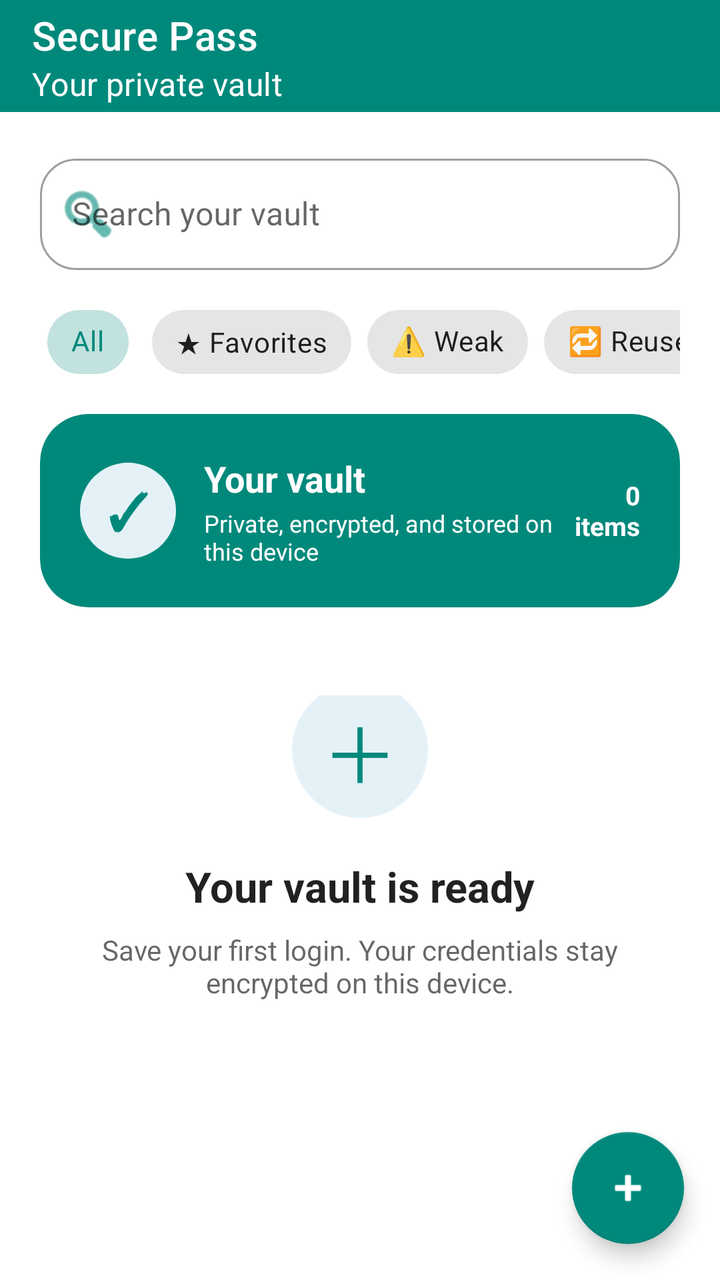
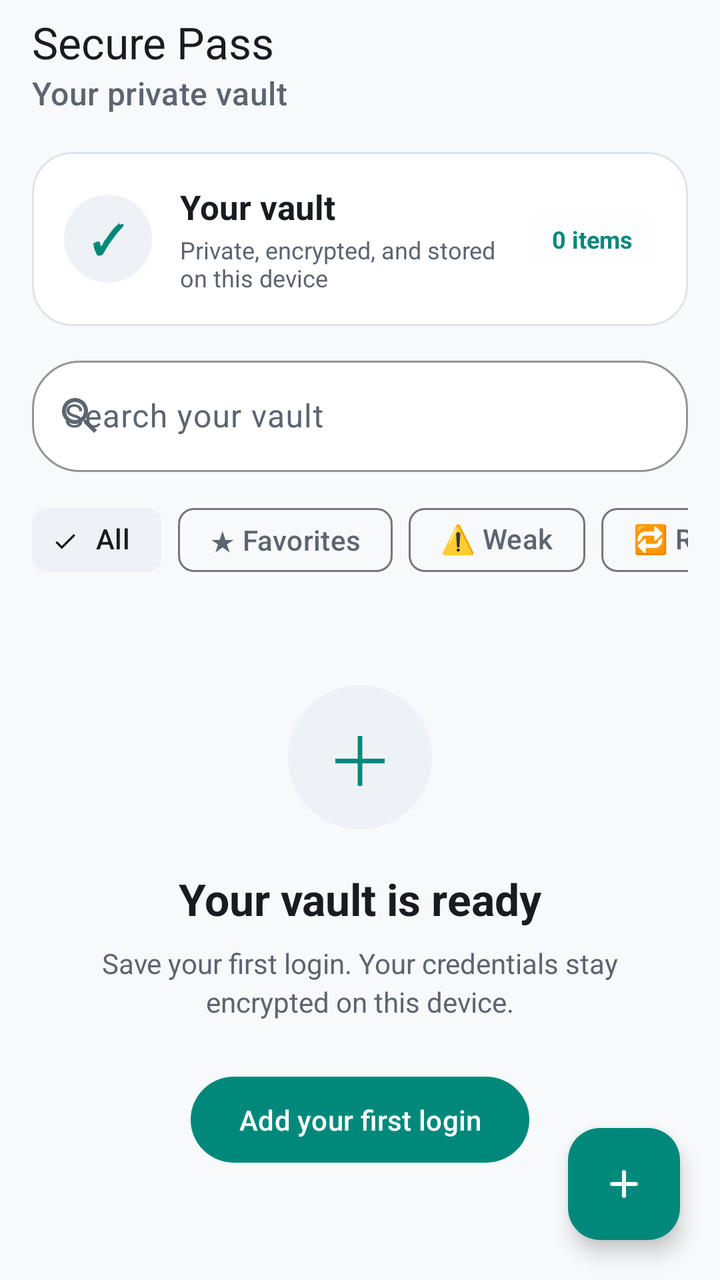

The first picture is an Android layout as it rendered before a commit; the second is the same layout after the commit. The layout source and the unified diff follow.
<!-- AndroidManifest.xml: application theme Theme.SecurePass -->
<!-- res/layout/activity_vault.xml -->
<?xml version="1.0" encoding="utf-8"?>
<LinearLayout xmlns:android="http://schemas.android.com/apk/res/android"
    xmlns:app="http://schemas.android.com/apk/res-auto"
    android:layout_width="match_parent"
    android:layout_height="match_parent"
    android:orientation="vertical"
    android:fitsSystemWindows="true">

    <com.google.android.material.appbar.MaterialToolbar
        android:id="@+id/toolbar"
        android:layout_width="match_parent"
        android:layout_height="?attr/actionBarSize"
        android:background="?attr/colorPrimary"
        app:titleTextColor="?attr/colorOnPrimary"
        app:title="Secure Pass"
        app:subtitle="Your private vault"
        app:subtitleTextColor="?attr/colorOnPrimary" />

    <com.google.android.material.textfield.TextInputLayout
        android:id="@+id/tilSearch"
        style="@style/Widget.MaterialComponents.TextInputLayout.OutlinedBox"
        android:layout_width="match_parent"
        android:layout_height="wrap_content"
        android:layout_marginStart="20dp"
        android:layout_marginTop="18dp"
        android:layout_marginEnd="20dp"
        android:layout_marginBottom="12dp"
        android:hint="Search your vault"
        app:boxCornerRadiusBottomEnd="18dp"
        app:boxCornerRadiusBottomStart="18dp"
        app:boxCornerRadiusTopEnd="18dp"
        app:boxCornerRadiusTopStart="18dp"
        app:startIconDrawable="@android:drawable/ic_menu_search"
        app:startIconTint="?attr/colorPrimary"
        app:endIconMode="clear_text">

        <com.google.android.material.textfield.TextInputEditText
            android:id="@+id/etSearch"
            android:layout_width="match_parent"
            android:layout_height="wrap_content"
            android:inputType="text"
            android:singleLine="true" />
    </com.google.android.material.textfield.TextInputLayout>

    <HorizontalScrollView
        android:id="@+id/scrollFilters"
        android:layout_width="match_parent"
        android:layout_height="wrap_content"
        android:layout_marginStart="20dp"
        android:layout_marginEnd="20dp"
        android:layout_marginBottom="12dp"
        android:scrollbars="none">

        <com.google.android.material.chip.ChipGroup
            android:id="@+id/chipGroupFilter"
            android:layout_width="wrap_content"
            android:layout_height="wrap_content"
            app:singleLine="true"
            app:singleSelection="true">

            <com.google.android.material.chip.Chip
                android:id="@+id/chipAll"
                style="@style/Widget.MaterialComponents.Chip.Choice"
                android:layout_width="wrap_content"
                android:layout_height="wrap_content"
                android:checked="true"
                android:text="@string/filter_all" />

            <com.google.android.material.chip.Chip
                android:id="@+id/chipFavorites"
                style="@style/Widget.MaterialComponents.Chip.Choice"
                android:layout_width="wrap_content"
                android:layout_height="wrap_content"
                android:text="@string/filter_favorites" />

            <com.google.android.material.chip.Chip
                android:id="@+id/chipWeak"
                style="@style/Widget.MaterialComponents.Chip.Choice"
                android:layout_width="wrap_content"
                android:layout_height="wrap_content"
                android:text="@string/filter_weak" />

            <com.google.android.material.chip.Chip
                android:id="@+id/chipReused"
                style="@style/Widget.MaterialComponents.Chip.Choice"
                android:layout_width="wrap_content"
                android:layout_height="wrap_content"
                android:text="@string/filter_reused" />

            <com.google.android.material.chip.Chip
                android:id="@+id/chipTotp"
                style="@style/Widget.MaterialComponents.Chip.Choice"
                android:layout_width="wrap_content"
                android:layout_height="wrap_content"
                android:text="@string/filter_totp" />
        </com.google.android.material.chip.ChipGroup>
    </HorizontalScrollView>

    <com.google.android.material.card.MaterialCardView
        android:layout_width="match_parent"
        android:layout_height="wrap_content"
        android:layout_marginStart="20dp"
        android:layout_marginEnd="20dp"
        android:layout_marginBottom="12dp"
        app:cardBackgroundColor="?attr/colorPrimary"
        app:cardCornerRadius="24dp"
        app:cardElevation="0dp">

        <LinearLayout
            android:layout_width="match_parent"
            android:layout_height="wrap_content"
            android:gravity="center_vertical"
            android:orientation="horizontal"
            android:padding="20dp">

            <TextView
                android:layout_width="48dp"
                android:layout_height="48dp"
                android:background="@drawable/vault_badge_background"
                android:gravity="center"
                android:text="✓"
                android:textColor="?attr/colorPrimary"
                android:textSize="25sp"
                android:textStyle="bold" />

            <LinearLayout
                android:layout_width="0dp"
                android:layout_height="wrap_content"
                android:layout_marginStart="14dp"
                android:layout_weight="1"
                android:orientation="vertical">

                <TextView
                    android:layout_width="wrap_content"
                    android:layout_height="wrap_content"
                    android:text="Your vault"
                    android:textColor="?attr/colorOnPrimary"
                    android:textSize="18sp"
                    android:textStyle="bold" />

                <TextView
                    android:layout_width="wrap_content"
                    android:layout_height="wrap_content"
                    android:layout_marginTop="2dp"
                    android:text="Private, encrypted, and stored on this device"
                    android:textColor="?attr/colorOnPrimary"
                    android:textSize="12sp" />
            </LinearLayout>

            <TextView
                android:id="@+id/tvVaultCount"
                android:layout_width="wrap_content"
                android:layout_height="wrap_content"
                android:gravity="end"
                android:text="0\nitems"
                android:textColor="?attr/colorOnPrimary"
                android:textSize="13sp"
                android:textStyle="bold" />
        </LinearLayout>
    </com.google.android.material.card.MaterialCardView>

    <LinearLayout
        android:id="@+id/layoutEmpty"
        android:layout_width="match_parent"
        android:layout_height="0dp"
        android:layout_weight="1"
        android:gravity="center"
        android:orientation="vertical"
        android:padding="32dp"
        android:visibility="visible">

        <TextView
            android:layout_width="68dp"
            android:layout_height="68dp"
            android:background="@drawable/vault_badge_background"
            android:gravity="center"
            android:text="＋"
            android:textColor="?attr/colorPrimary"
            android:textSize="38sp" />

        <TextView
            android:layout_width="wrap_content"
            android:layout_height="wrap_content"
            android:layout_marginTop="20dp"
            android:text="Your vault is ready"
            android:textColor="?android:attr/textColorPrimary"
            android:textSize="21sp"
            android:textStyle="bold" />

        <TextView
            android:layout_width="match_parent"
            android:layout_height="wrap_content"
            android:layout_marginTop="8dp"
            android:gravity="center"
            android:text="Save your first login. Your credentials stay encrypted on this device."
            android:textColor="?android:attr/textColorSecondary"
            android:textSize="14sp" />

        <com.google.android.material.button.MaterialButton
            android:id="@+id/btnAddFirst"
            android:layout_width="wrap_content"
            android:layout_height="wrap_content"
            android:layout_marginTop="22dp"
            android:text="Add your first login"
            android:textAllCaps="false"
            app:cornerRadius="16dp" />
    </LinearLayout>

    <androidx.recyclerview.widget.RecyclerView
        android:id="@+id/recyclerViewVault"
        android:layout_width="match_parent"
        android:layout_height="0dp"
        android:layout_weight="1"
        android:clipToPadding="false"
        android:paddingStart="16dp"
        android:paddingTop="4dp"
        android:paddingEnd="16dp"
        android:paddingBottom="88dp"
        android:visibility="gone" />

    <com.google.android.material.floatingactionbutton.FloatingActionButton
        android:id="@+id/fabAdd"
        android:layout_width="wrap_content"
        android:layout_height="wrap_content"
        android:layout_gravity="end|bottom"
        android:layout_margin="18dp"
        android:contentDescription="Add password"
        android:src="@android:drawable/ic_input_add"
        app:backgroundTint="?attr/colorPrimary"
        app:tint="?attr/colorOnPrimary" />
</LinearLayout>
<!-- resources referenced by this layout -->
<resources>
  <!-- drawable vault_badge_background (drawable) -->
  <?xml version="1.0" encoding="utf-8"?>
  <shape xmlns:android="http://schemas.android.com/apk/res/android" android:shape="oval">
      <solid android:color="#E4F2F8" />
  </shape>
  <string name="filter_all">All</string>
  <string name="filter_favorites">★ Favorites</string>
  <string name="filter_reused">🔁 Reused</string>
  <string name="filter_totp">🔑 2FA</string>
  <string name="filter_weak">⚠️ Weak</string>
  <style name="Theme.SecurePass" parent="Theme.MaterialComponents.DayNight.NoActionBar">
          
          <item name="colorPrimary">@color/palette_teal_primary</item>
          <item name="colorOnPrimary">@color/white</item>
          
          <item name="colorSecondary">#FFB300</item>
          <item name="colorOnSecondary">#000000</item>
          
          <item name="android:statusBarColor">@color/palette_teal_variant</item>
          
          <item name="android:windowBackground">?android:attr/colorBackground</item>
      </style>
  <color name="palette_teal_primary">#00897B</color>
  <color name="white">#FFFFFFFF</color>
  <color name="palette_teal_variant">#00695C</color>
</resources>

<!-- the commit's change to res/layout/activity_vault.xml (unified diff, before → after) -->
@@ -1,231 +1,262 @@
 <?xml version="1.0" encoding="utf-8"?>
-<LinearLayout xmlns:android="http://schemas.android.com/apk/res/android"
+<androidx.coordinatorlayout.widget.CoordinatorLayout xmlns:android="http://schemas.android.com/apk/res/android"
     xmlns:app="http://schemas.android.com/apk/res-auto"
+    android:id="@+id/vaultRoot"
     android:layout_width="match_parent"
-    android:layout_height="match_parent"
-    android:orientation="vertical"
-    android:fitsSystemWindows="true">
-
-    <com.google.android.material.appbar.MaterialToolbar
-        android:id="@+id/toolbar"
+    android:layout_height="match_parent">
+
+    <LinearLayout
         android:layout_width="match_parent"
-        android:layout_height="?attr/actionBarSize"
-        android:background="?attr/colorPrimary"
-        app:titleTextColor="?attr/colorOnPrimary"
-        app:title="Secure Pass"
-        app:subtitle="Your private vault"
-        app:subtitleTextColor="?attr/colorOnPrimary" />
-
-    <com.google.android.material.textfield.TextInputLayout
-        android:id="@+id/tilSearch"
-        style="@style/Widget.MaterialComponents.TextInputLayout.OutlinedBox"
-        android:layout_width="match_parent"
-        android:layout_height="wrap_content"
-        android:layout_marginStart="20dp"
-        android:layout_marginTop="18dp"
-        android:layout_marginEnd="20dp"
-        android:layout_marginBottom="12dp"
-        android:hint="Search your vault"
-        app:boxCornerRadiusBottomEnd="18dp"
-        app:boxCornerRadiusBottomStart="18dp"
-        app:boxCornerRadiusTopEnd="18dp"
-        app:boxCornerRadiusTopStart="18dp"
-        app:startIconDrawable="@android:drawable/ic_menu_search"
-        app:startIconTint="?attr/colorPrimary"
-        app:endIconMode="clear_text">
-
-        <com.google.android.material.textfield.TextInputEditText
-            android:id="@+id/etSearch"
+        android:layout_height="match_parent"
+        android:orientation="vertical">
+
+        <com.google.android.material.appbar.MaterialToolbar
+            android:id="@+id/toolbar"
+            android:layout_width="match_parent"
+            android:layout_height="?attr/actionBarSize"
+            android:background="@color/m3_surface"
+            app:title="Secure Pass"
+            app:titleTextColor="@color/m3_on_surface"
+            app:subtitle="Your private vault"
+            app:subtitleTextColor="@color/m3_on_surface_variant" />
+
+        <com.google.android.material.card.MaterialCardView
+            android:id="@+id/cardVaultStatus"
             android:layout_width="match_parent"
             android:layout_height="wrap_content"
-            android:inputType="text"
-            android:singleLine="true" />
-    </com.google.android.material.textfield.TextInputLayout>
-
-    <HorizontalScrollView
-        android:id="@+id/scrollFilters"
-        android:layout_width="match_parent"
-        android:layout_height="wrap_content"
-        android:layout_marginStart="20dp"
-        android:layout_marginEnd="20dp"
-        android:layout_marginBottom="12dp"
-        android:scrollbars="none">
-
-        <com.google.android.material.chip.ChipGroup
-            android:id="@+id/chipGroupFilter"
-            android:layout_width="wrap_content"
+            android:layout_marginStart="16dp"
+            android:layout_marginTop="12dp"
+            android:layout_marginEnd="16dp"
+            android:layout_marginBottom="12dp"
+            app:cardBackgroundColor="@color/m3_surface_container"
+            app:cardCornerRadius="20dp"
+            app:cardElevation="0dp"
+            app:strokeColor="@color/m3_outline_variant"
+            app:strokeWidth="1dp">
+
+            <LinearLayout
+                android:layout_width="match_parent"
+                android:layout_height="wrap_content"
+                android:gravity="center_vertical"
+                android:orientation="horizontal"
+                android:padding="16dp">
+
+                <TextView
+                    android:layout_width="44dp"
+                    android:layout_height="44dp"
+                    android:background="@drawable/vault_badge_background"
+                    android:backgroundTint="@color/m3_surface_container_high"
+                    android:gravity="center"
+                    android:text="✓"
+                    android:textColor="?attr/colorPrimary"
+                    android:textSize="20sp"
+                    android:textStyle="bold" />
+
+                <LinearLayout
+                    android:layout_width="0dp"
+                    android:layout_height="wrap_content"
+                    android:layout_marginStart="14dp"
+                    android:layout_marginEnd="12dp"
+                    android:layout_weight="1"
+                    android:orientation="vertical">
+
+                    <TextView
+                        android:layout_width="wrap_content"
+                        android:layout_height="wrap_content"
+                        android:text="Your vault"
+                        android:textColor="@color/m3_on_surface"
+                        android:textSize="17sp"
+                        android:textStyle="bold" />
+
+                    <TextView
+                        android:layout_width="match_parent"
+                        android:layout_height="wrap_content"
+                        android:layout_marginTop="2dp"
+                        android:maxLines="2"
+                        android:text="Private, encrypted, and stored on this device"
+                        android:textColor="@color/m3_on_surface_variant"
+                        android:textSize="12sp" />
+                </LinearLayout>
+
+                <TextView
+                    android:id="@+id/tvVaultCount"
+                    android:layout_width="wrap_content"
+                    android:layout_height="wrap_content"
+                    android:background="@drawable/badge_pill_background"
+                    android:backgroundTint="@color/m3_surface_container_high"
+                    android:gravity="center"
+                    android:maxLines="1"
+                    android:paddingStart="12dp"
+                    android:paddingTop="6dp"
+                    android:paddingEnd="12dp"
+                    android:paddingBottom="6dp"
+                    android:singleLine="true"
+                    android:text="0 items"
+                    android:textColor="?attr/colorPrimary"
+                    android:textSize="12sp"
+                    android:textStyle="bold" />
+            </LinearLayout>
+        </com.google.android.material.card.MaterialCardView>
+
+        <com.google.android.material.textfield.TextInputLayout
+            android:id="@+id/tilSearch"
+            style="@style/Widget.Material3.TextInputLayout.OutlinedBox"
+            android:layout_width="match_parent"
             android:layout_height="wrap_content"
-            app:singleLine="true"
-            app:singleSelection="true">
-
-            <com.google.android.material.chip.Chip
-                android:id="@+id/chipAll"
-                style="@style/Widget.MaterialComponents.Chip.Choice"
+            android:layout_marginStart="16dp"
+            android:layout_marginEnd="16dp"
+            android:layout_marginBottom="10dp"
+            android:hint="Search your vault"
+            app:boxBackgroundColor="@color/m3_surface_container"
+            app:boxCornerRadiusBottomEnd="24dp"
+            app:boxCornerRadiusBottomStart="24dp"
+            app:boxCornerRadiusTopEnd="24dp"
+            app:boxCornerRadiusTopStart="24dp"
+            app:boxStrokeColor="@color/m3_outline_variant"
+            app:endIconMode="clear_text"
+            app:startIconDrawable="@drawable/ic_search_rounded"
+            app:startIconTint="@color/m3_on_surface_variant">
+
+            <com.google.android.material.textfield.TextInputEditText
+                android:id="@+id/etSearch"
+                android:layout_width="match_parent"
+                android:layout_height="wrap_content"
+                android:inputType="text"
+                android:singleLine="true" />
+        </com.google.android.material.textfield.TextInputLayout>
+
+        <HorizontalScrollView
+            android:id="@+id/scrollFilters"
+            android:layout_width="match_parent"
+            android:layout_height="wrap_content"
+            android:layout_marginStart="16dp"
+            android:layout_marginEnd="16dp"
+            android:layout_marginBottom="10dp"
+            android:scrollbars="none">
+
+            <com.google.android.material.chip.ChipGroup
+                android:id="@+id/chipGroupFilter"
                 android:layout_width="wrap_content"
                 android:layout_height="wrap_content"
-                android:checked="true"
-                android:text="@string/filter_all" />
-
-            <com.google.android.material.chip.Chip
-                android:id="@+id/chipFavorites"
-                style="@style/Widget.MaterialComponents.Chip.Choice"
+                app:singleLine="true"
+                app:singleSelection="true">
+
+                <com.google.android.material.chip.Chip
+                    android:id="@+id/chipAll"
+                    style="@style/Widget.Material3.Chip.Filter"
+                    android:layout_width="wrap_content"
+                    android:layout_height="wrap_content"
+                    android:checked="true"
+                    android:text="@string/filter_all" />
+
+                <com.google.android.material.chip.Chip
+                    android:id="@+id/chipFavorites"
+                    style="@style/Widget.Material3.Chip.Filter"
+                    android:layout_width="wrap_content"
+                    android:layout_height="wrap_content"
+                    android:text="@string/filter_favorites" />
+
+                <com.google.android.material.chip.Chip
+                    android:id="@+id/chipWeak"
+                    style="@style/Widget.Material3.Chip.Filter"
+                    android:layout_width="wrap_content"
+                    android:layout_height="wrap_content"
+                    android:text="@string/filter_weak" />
+
+                <com.google.android.material.chip.Chip
+                    android:id="@+id/chipReused"
+                    style="@style/Widget.Material3.Chip.Filter"
+                    android:layout_width="wrap_content"
+                    android:layout_height="wrap_content"
+                    android:text="@string/filter_reused" />
+
+                <com.google.android.material.chip.Chip
+                    android:id="@+id/chipTotp"
+                    style="@style/Widget.Material3.Chip.Filter"
+                    android:layout_width="wrap_content"
+                    android:layout_height="wrap_content"
+                    android:text="@string/filter_totp" />
+            </com.google.android.material.chip.ChipGroup>
+        </HorizontalScrollView>
+
+        <LinearLayout
+            android:id="@+id/layoutEmpty"
+            android:layout_width="match_parent"
+            android:layout_height="0dp"
+            android:layout_weight="1"
+            android:gravity="center"
+            android:orientation="vertical"
+            android:paddingStart="32dp"
+            android:paddingTop="24dp"
+            android:paddingEnd="32dp"
+            android:paddingBottom="40dp"
+            android:visibility="visible">
+
+            <TextView
+                android:layout_width="72dp"
+                android:layout_height="72dp"
+                android:background="@drawable/vault_badge_background"
+                android:backgroundTint="@color/m3_surface_container_high"
+                android:gravity="center"
+                android:text="＋"
+                android:textColor="?attr/colorPrimary"
+                android:textSize="34sp" />
+
+            <TextView
                 android:layout_width="wrap_content"
                 android:layout_height="wrap_content"
-                android:text="@string/filter_favorites" />
-
-            <com.google.android.material.chip.Chip
-                android:id="@+id/chipWeak"
-                style="@style/Widget.MaterialComponents.Chip.Choice"
+                android:layout_marginTop="20dp"
+                android:text="Your vault is ready"
+                android:textColor="@color/m3_on_surface"
+                android:textSize="22sp"
+                android:textStyle="bold" />
+
+            <TextView
+                android:layout_width="match_parent"
+                android:layout_height="wrap_content"
+                android:layout_marginTop="8dp"
+                android:gravity="center"
+                android:lineSpacingExtra="3dp"
+                android:text="Save your first login. Your credentials stay encrypted on this device."
+                android:textColor="@color/m3_on_surface_variant"
+                android:textSize="14sp" />
+
+            <com.google.android.material.button.MaterialButton
+                android:id="@+id/btnAddFirst"
+                style="@style/Widget.Material3.Button"
                 android:layout_width="wrap_content"
                 android:layout_height="wrap_content"
-                android:text="@string/filter_weak" />
-
-            <com.google.android.material.chip.Chip
-                android:id="@+id/chipReused"
-                style="@style/Widget.MaterialComponents.Chip.Choice"
-                android:layout_width="wrap_content"
-                android:layout_height="wrap_content"
-                android:text="@string/filter_reused" />
-
-            <com.google.android.material.chip.Chip
-                android:id="@+id/chipTotp"
-                style="@style/Widget.MaterialComponents.Chip.Choice"
-                android:layout_width="wrap_content"
-                android:layout_height="wrap_content"
-                android:text="@string/filter_totp" />
-        </com.google.android.material.chip.ChipGroup>
-    </HorizontalScrollView>
-
-    <com.google.android.material.card.MaterialCardView
-        android:layout_width="match_parent"
-        android:layout_height="wrap_content"
-        android:layout_marginStart="20dp"
-        android:layout_marginEnd="20dp"
-        android:layout_marginBottom="12dp"
-        app:cardBackgroundColor="?attr/colorPrimary"
-        app:cardCornerRadius="24dp"
-        app:cardElevation="0dp">
-
-        <LinearLayout
-            android:layout_width="match_parent"
-            android:layout_height="wrap_content"
-            android:gravity="center_vertical"
-            android:orientation="horizontal"
-            android:padding="20dp">
-
-            <TextView
-                android:layout_width="48dp"
-                android:layout_height="48dp"
-                android:background="@drawable/vault_badge_background"
-                android:gravity="center"
-                android:text="✓"
-                android:textColor="?attr/colorPrimary"
-                android:textSize="25sp"
-                android:textStyle="bold" />
-
-            <LinearLayout
-                android:layout_width="0dp"
-                android:layout_height="wrap_content"
-                android:layout_marginStart="14dp"
-                android:layout_weight="1"
-                android:orientation="vertical">
-
-                <TextView
-                    android:layout_width="wrap_content"
-                    android:layout_height="wrap_content"
-                    android:text="Your vault"
-                    android:textColor="?attr/colorOnPrimary"
-                    android:textSize="18sp"
-                    android:textStyle="bold" />
-
-                <TextView
-                    android:layout_width="wrap_content"
-                    android:layout_height="wrap_content"
-                    android:layout_marginTop="2dp"
-                    android:text="Private, encrypted, and stored on this device"
-                    android:textColor="?attr/colorOnPrimary"
-                    android:textSize="12sp" />
-            </LinearLayout>
-
-            <TextView
-                android:id="@+id/tvVaultCount"
-                android:layout_width="wrap_content"
-                android:layout_height="wrap_content"
-                android:gravity="end"
-                android:text="0\nitems"
-                android:textColor="?attr/colorOnPrimary"
-                android:textSize="13sp"
-                android:textStyle="bold" />
+                android:layout_marginTop="24dp"
+                android:paddingStart="24dp"
+                android:paddingTop="12dp"
+                android:paddingEnd="24dp"
+                android:paddingBottom="12dp"
+                android:text="Add your first login"
+                android:textAllCaps="false"
+                app:cornerRadius="24dp" />
         </LinearLayout>
-    </com.google.android.material.card.MaterialCardView>
-
-    <LinearLayout
-        android:id="@+id/layoutEmpty"
-        android:layout_width="match_parent"
-        android:layout_height="0dp"
-        android:layout_weight="1"
-        android:gravity="center"
-        android:orientation="vertical"
-        android:padding="32dp"
-        android:visibility="visible">
-
-        <TextView
-            android:layout_width="68dp"
-            android:layout_height="68dp"
-            android:background="@drawable/vault_badge_background"
-            android:gravity="center"
-            android:text="＋"
-            android:textColor="?attr/colorPrimary"
-            android:textSize="38sp" />
-
-        <TextView
-            android:layout_width="wrap_content"
-            android:layout_height="wrap_content"
-            android:layout_marginTop="20dp"
-            android:text="Your vault is ready"
-            android:textColor="?android:attr/textColorPrimary"
-            android:textSize="21sp"
-            android:textStyle="bold" />
-
-        <TextView
-            android:layout_width="match_parent"
-            android:layout_height="wrap_content"
-            android:layout_marginTop="8dp"
-            android:gravity="center"
-            android:text="Save your first login. Your credentials stay encrypted on this device."
-            android:textColor="?android:attr/textColorSecondary"
-            android:textSize="14sp" />
-
-        <com.google.android.material.button.MaterialButton
-            android:id="@+id/btnAddFirst"
-            android:layout_width="wrap_content"
-            android:layout_height="wrap_content"
-            android:layout_marginTop="22dp"
-            android:text="Add your first login"
-            android:textAllCaps="false"
-            app:cornerRadius="16dp" />
+
+        <androidx.recyclerview.widget.RecyclerView
+            android:id="@+id/recyclerViewVault"
+            android:layout_width="match_parent"
+            android:layout_height="0dp"
+            android:layout_weight="1"
+            android:clipToPadding="false"
+            android:paddingStart="16dp"
+            android:paddingTop="4dp"
+            android:paddingEnd="16dp"
+            android:paddingBottom="96dp"
+            android:visibility="gone" />
     </LinearLayout>
-
-    <androidx.recyclerview.widget.RecyclerView
-        android:id="@+id/recyclerViewVault"
-        android:layout_width="match_parent"
-        android:layout_height="0dp"
-        android:layout_weight="1"
-        android:clipToPadding="false"
-        android:paddingStart="16dp"
-        android:paddingTop="4dp"
-        android:paddingEnd="16dp"
-        android:paddingBottom="88dp"
-        android:visibility="gone" />
 
     <com.google.android.material.floatingactionbutton.FloatingActionButton
         android:id="@+id/fabAdd"
         android:layout_width="wrap_content"
         android:layout_height="wrap_content"
         android:layout_gravity="end|bottom"
-        android:layout_margin="18dp"
+        android:layout_margin="20dp"
         android:contentDescription="Add password"
-        android:src="@android:drawable/ic_input_add"
+        android:src="@drawable/ic_add_rounded"
         app:backgroundTint="?attr/colorPrimary"
         app:tint="?attr/colorOnPrimary" />
-</LinearLayout>
+</androidx.coordinatorlayout.widget.CoordinatorLayout>
<!-- resource entries referenced after the edit -->
@@ -1,5 +1,39 @@
 <!-- resources referenced by this layout -->
 <resources>
+  <color name="m3_on_surface">#181C20</color>
+  <color name="m3_on_surface_variant">#5C6570</color>
+  <color name="m3_outline_variant">#DDE3EA</color>
+  <color name="m3_surface">#F7F9FB</color>
+  <color name="m3_surface_container">#FFFFFF</color>
+  <color name="m3_surface_container_high">#EEF2F6</color>
+  <!-- drawable badge_pill_background (drawable) -->
+  <?xml version="1.0" encoding="utf-8"?>
+  <shape xmlns:android="http://schemas.android.com/apk/res/android" android:shape="rectangle">
+      <corners android:radius="8dp" />
+      <solid android:color="#1A808080" />
+  </shape>
+  <!-- drawable ic_add_rounded (drawable) -->
+  <?xml version="1.0" encoding="utf-8"?>
+  <vector xmlns:android="http://schemas.android.com/apk/res/android"
+      android:width="24dp"
+      android:height="24dp"
+      android:viewportWidth="24"
+      android:viewportHeight="24">
+      <path
+          android:fillColor="#FFFFFFFF"
+          android:pathData="M18,13h-5v5c0,0.55 -0.45,1 -1,1s-1,-0.45 -1,-1v-5H6c-0.55,0 -1,-0.45 -1,-1s0.45,-1 1,-1h5V6c0,-0.55 0.45,-1 1,-1s1,0.45 1,1v5h5c0.55,0 1,0.45 1,1s-0.45,1 -1,1z" />
+  </vector>
+  <!-- drawable ic_search_rounded (drawable) -->
+  <?xml version="1.0" encoding="utf-8"?>
+  <vector xmlns:android="http://schemas.android.com/apk/res/android"
+      android:width="24dp"
+      android:height="24dp"
+      android:viewportWidth="24"
+      android:viewportHeight="24">
+      <path
+          android:fillColor="#FFFFFFFF"
+          android:pathData="M15.5,14h-0.79l-0.28,-0.27C15.41,12.59 16,11.11 16,9.5 16,5.91 13.09,3 9.5,3S3,5.91 3,9.5 5.91,16 9.5,16c1.61,0 3.09,-0.59 4.23,-1.57l0.27,0.28v0.79l5,4.99L20.49,19l-4.99,-5zM9.5,14C7.01,14 5,11.99 5,9.5S7.01,5 9.5,5 14,7.01 14,9.5 11.99,14 9.5,14z" />
+  </vector>
   <!-- drawable vault_badge_background (drawable) -->
   <?xml version="1.0" encoding="utf-8"?>
   <shape xmlns:android="http://schemas.android.com/apk/res/android" android:shape="oval">
@@ -10,17 +44,27 @@
   <string name="filter_reused">🔁 Reused</string>
   <string name="filter_totp">🔑 2FA</string>
   <string name="filter_weak">⚠️ Weak</string>
-  <style name="Theme.SecurePass" parent="Theme.MaterialComponents.DayNight.NoActionBar">
+  <style name="Theme.SecurePass" parent="Theme.Material3.DayNight.NoActionBar">
           
           <item name="colorPrimary">@color/palette_teal_primary</item>
           <item name="colorOnPrimary">@color/white</item>
+          <item name="colorPrimaryContainer">@color/m3_surface_container_high</item>
+          <item name="colorOnPrimaryContainer">@color/palette_teal_primary</item>
           
-          <item name="colorSecondary">#FFB300</item>
-          <item name="colorOnSecondary">#000000</item>
+          <item name="colorSecondary">@color/palette_teal_primary</item>
+          <item name="colorOnSecondary">@color/white</item>
+          <item name="colorSecondaryContainer">@color/m3_surface_container_high</item>
+          <item name="colorOnSecondaryContainer">@color/m3_on_surface</item>
+          <item name="colorTertiary">@color/palette_teal_variant</item>
+          <item name="colorControlActivated">@color/palette_teal_primary</item>
           
-          <item name="android:statusBarColor">@color/palette_teal_variant</item>
-          
-          <item name="android:windowBackground">?android:attr/colorBackground</item>
+          <item name="colorSurface">@color/m3_surface</item>
+          <item name="colorSurfaceContainer">@color/m3_surface_container</item>
+          <item name="colorSurfaceContainerHigh">@color/m3_surface_container_high</item>
+          <item name="colorOnSurface">@color/m3_on_surface</item>
+          <item name="colorOnSurfaceVariant">@color/m3_on_surface_variant</item>
+          <item name="colorOutlineVariant">@color/m3_outline_variant</item>
+          <item name="android:windowBackground">@color/m3_surface</item>
       </style>
   <color name="palette_teal_primary">#00897B</color>
   <color name="white">#FFFFFFFF</color>
